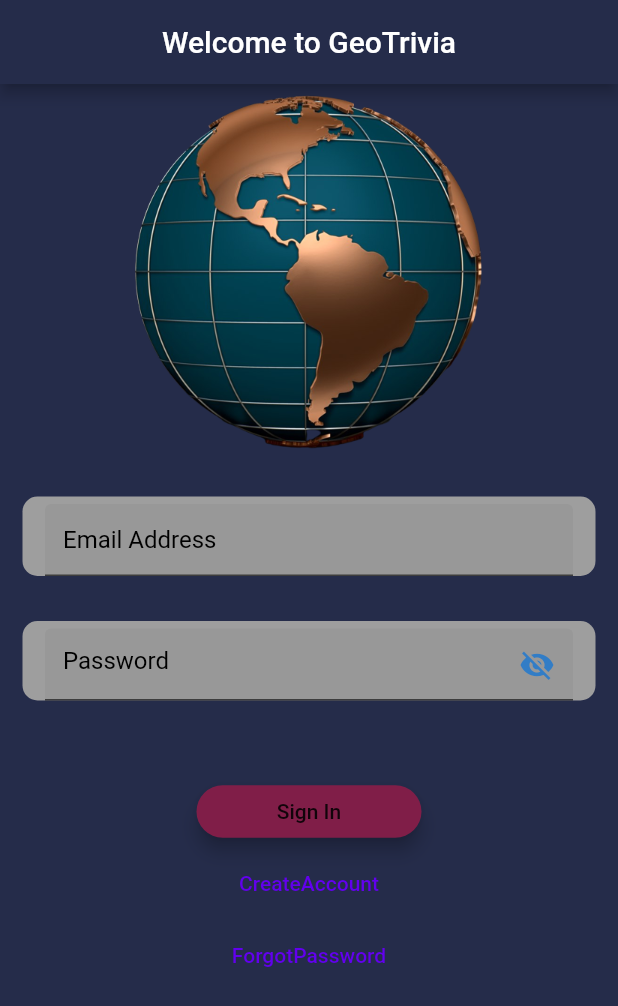
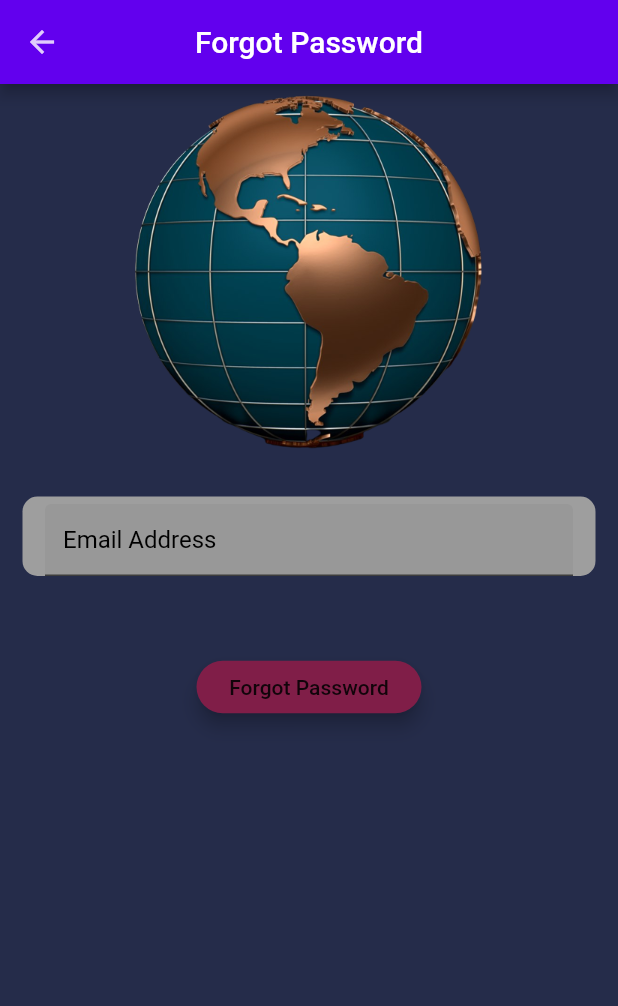
Before and after one commit to Pauliebags/GeoTrivia, a Flutter app: the screen it shows after launch, after a tap on "ForgotPassword", on a phone screen of 412 x 824 dp. Shown: the top 1006 px of the screen. Run offline on Flutter 3.47's test engine with Material 2 defaults, Android fonts, the phone set to English and light mode, and no system bars; our stand-ins replace audioplayers, cloud_firestore, firebase_auth, firebase_core, firebase_crashlytics, fluttertoast and 6 more; missing offline and left inert: country_codes, flag, games_services; accounts and stored records are empty.

Commit message:
fix flag and add forgot screen

```diff
--- a/lib/main.dart
+++ b/lib/main.dart
@@ -18,6 +18,7 @@ import 'package:go_router/go_router.dart';
 import 'package:logging/logging.dart';
 import 'package:provider/provider.dart';
 
+import 'src/Forgot_Password/Forgot_Password_Screen.dart';
 import 'src/ads/ads_controller.dart';
 import 'src/app_lifecycle/app_lifecycle.dart';
 import 'src/audio/audio_controller.dart';
@@ -25,6 +26,7 @@ import 'src/crashlytics/crashlytics.dart';
 import 'src/games_services/games_services.dart';
 import 'src/games_services/score.dart';
 import 'src/in_app_purchase/in_app_purchase.dart';
+import 'src/leaderboard/leaderboard_screen.dart';
 import 'src/level_selection/level_selection_screen.dart';
 import 'src/level_selection/levels.dart';
 import 'src/main_menu/main_menu_screen.dart';
@@ -42,6 +44,7 @@ import 'src/style/snack_bar.dart';
 import 'src/win_game/win_game_screen.dart';
 
 Future<void> main() async {
+  Provider.debugCheckInvalidValueType = null;
   // To enable Firebase Crashlytics, uncomment the following lines and
   // the import statements at the top of this file.
   // See the 'Crashlytics' section of the main README.md file for details.
@@ -149,6 +152,7 @@ class MyApp extends StatelessWidget {
       });
     },
     routes: [
+      GoRoute(path: '/ForgotPassword',builder: (context,state)=> ForgotPasswordScreen()),
       GoRoute(
           path: '/CreateAccount',
           builder: (context, state) => CreateAccountScreen()),
@@ -159,6 +163,7 @@ class MyApp extends StatelessWidget {
             GoRoute(
                 path: 'CreateAccount',
                 builder: (context, state) => CreateAccountScreen()),
+
           ]),
       GoRoute(
           path: '/',
@@ -183,6 +188,9 @@ class MyApp extends StatelessWidget {
                       child: ProfileScreen(),
                       color: context.watch<Palette>().backgroundLevelSelection,
                     )),
+            GoRoute(path: 'leaderBoard',
+              builder:(context, state) => LeaderBoard(),
+            ),
           ]),
     ],
   );
--- a/lib/src/Create_Account/Create_Account_Screen.dart
+++ b/lib/src/Create_Account/Create_Account_Screen.dart
@@ -328,6 +328,7 @@ class _CreateAccountScreenState extends State<CreateAccountScreen> {
                       'UserEmail': emailaddress.text,
                       'UserCountry': placemarks[0].country,
                       'CountryCode': deviceLocale!.countryCode,
+                      'Point':0,
                     });
                     //// after save the value go to main screen (the root)
                     //// use Go_Router Function to go to this screen
--- a/lib/src/Forgot_Password/Forgot_Password_Screen.dart
+++ b/lib/src/Forgot_Password/Forgot_Password_Screen.dart
@@ -0,0 +1,135 @@
+import 'package:cloud_firestore/cloud_firestore.dart';
+import 'package:firebase_auth/firebase_auth.dart';
+import 'package:flutter/material.dart';
+import 'package:fluttertoast/fluttertoast.dart';
+import 'package:go_router/go_router.dart';
+
+import '../Questions/ui/shared/color.dart';
+
+class ForgotPasswordScreen extends StatefulWidget {
+  const ForgotPasswordScreen({Key? key}) : super(key: key);
+
+  @override
+  State<ForgotPasswordScreen> createState() => _ForgotPasswordScreenState();
+}
+
+class _ForgotPasswordScreenState extends State<ForgotPasswordScreen> {
+  final formkey = GlobalKey<FormState>();
+  TextEditingController email = TextEditingController();
+  @override
+  Widget build(BuildContext context) {
+    return Scaffold(
+
+      appBar: AppBar(
+        leading: IconButton(onPressed: ()=>context.go('/signin'), icon: Icon(Icons.arrow_back)),
+        centerTitle: true,
+        title: Text('Forgot Password'),
+      ),
+      backgroundColor: AppColor.pripmaryColor,
+      body: Form(
+        key: formkey,
+        child: SingleChildScrollView(
+          child: Column(
+            mainAxisAlignment: MainAxisAlignment.center,
+            children: [
+              Image.asset('assets/images/geotrivia.jpg',
+                  width: 250.0, height: 250.0),
+              SizedBox(
+                height: 10,
+              ),
+              Padding(
+                padding: const EdgeInsets.all(15.0),
+                child: Container(
+                  decoration: BoxDecoration(
+                    color: Colors.grey,
+                    borderRadius: new BorderRadius.circular(10.0),
+                  ),
+                  child: Padding(
+                    padding: EdgeInsets.only(left: 15, right: 15, top: 5),
+                    child: TextFormField(
+                      validator: (value) {
+                        if (value!.isEmpty) {
+                          return 'Please Enter YOur Email Address';
+                        }
+                      },
+                      controller: email,
+                      decoration: InputDecoration(
+                        hintText: 'Email Address',
+                        hintStyle: TextStyle(color: Colors.black),
+                        filled: true,
+                      ),
+                      keyboardType: TextInputType.name,
+                    ),
+                  ),
+                ),
+              ),
+              SizedBox(
+                height: 30,
+              ),
+              Padding(
+                padding: EdgeInsets.fromLTRB(0.0, 5.0, 0.0, 0.0),
+                child: MaterialButton(
+                  shape: RoundedRectangleBorder(
+                      borderRadius: BorderRadius.all(Radius.circular(20.0))),
+                  elevation: 5.0,
+                  minWidth: 150.0,
+                  height: 35,
+                  color: Color(0xFF801E48),
+                  onPressed: () async {
+                    //  context.go('/');
+
+                    if (!formkey.currentState!.validate()) {
+                      return;
+                    }
+                    formkey.currentState!.save();
+                    try {
+                      await FirebaseAuth.instance
+                          .sendPasswordResetEmail(email: email.text)
+                          .then((value) => context.go('/signin'));
+                    } on FirebaseException catch (e) {
+                      if (e.code == 'user-not-found') {
+                        //use method toast
+                        // Fluttertoast.showToast(
+                        //     msg: "user not found ",
+                        //     toastLength: Toast.LENGTH_SHORT,
+                        //     gravity: ToastGravity.BOTTOM,
+                        //     timeInSecForIosWeb: 1,
+                        //     backgroundColor: Colors.grey,
+                        //     textColor: Colors.black,
+                        //     fontSize: 16.0
+                        // );
+                      } else if (e.code == 'wrong-password') {
+                        // Fluttertoast.showToast(
+                        //     msg: "Wrong Password",
+                        //     toastLength: Toast.LENGTH_SHORT,
+                        //     gravity: ToastGravity.BOTTOM,
+                        //     timeInSecForIosWeb: 1,
+                        //     backgroundColor: Colors.grey,
+                        //     textColor: Colors.black,
+                        //     fontSize: 16.0
+                        // );
+                      }
+                    } catch (e) {
+                      Fluttertoast.showToast(
+                          msg: "An unknown error occured",
+                          toastLength: Toast.LENGTH_SHORT,
+                          gravity: ToastGravity.CENTER,
+                          timeInSecForIosWeb: 1,
+                          backgroundColor: Colors.red,
+                          textColor: Colors.white,
+                          fontSize: 16.0
+                      );
+                    }
+
+
+                  },
+                  child: Text('Forgot Password'),
+                ),
+              ),
+            ],
+          ),
+        ),
+      ),
+    );
+  }
+}
--- a/lib/src/Profile_Screen/Profile_Screen.dart
+++ b/lib/src/Profile_Screen/Profile_Screen.dart
@@ -122,7 +122,7 @@ class _ProfileScreenState extends State<ProfileScreen> {
                     ),
                   ),
                 ),
-                Text(data['UserPhone'].toString()),
+
                 Text(
                   'Email',
                   style: TextStyle(
--- a/lib/src/Questions/Asia_Questions.dart
+++ b/lib/src/Questions/Asia_Questions.dart
@@ -1,5 +1,3 @@
-import 'package:flag/flag_enum.dart';
-import 'package:flag/flag_widget.dart';
 import 'model/question_model.dart';
 
 List<QuestionModel> asQuestions=[
--- a/lib/src/Questions/North_America_Questions.dart
+++ b/lib/src/Questions/North_America_Questions.dart
@@ -5,6 +5,8 @@ import 'model/question_model.dart';
 List<QuestionModel> naQuestions=[
 
         QuestionModel(
+              flag: Flag.fromCode(
+                  FlagsCode.KI,height: 100,width: double.infinity),
             question:
       "What is the tallest mountain in the North America?",
 answers: {
--- a/lib/src/Questions/screens/main_menu.dart
+++ b/lib/src/Questions/screens/main_menu.dart
@@ -10,13 +10,14 @@ import '../ui/shared/color.dart';
 dynamic dropdownvalue = 'Europe';
 // List of items in our dropdown menu
 var items = [
-  'Europe',
+
   'North America',
   'South America',
   'Africa',
   'Asia',
   'Oceania',
   'World Flags',
+  'Europe',
 ];
 
 class MainMenu extends StatefulWidget {
--- a/lib/src/signin/sign_in_screen.dart
+++ b/lib/src/signin/sign_in_screen.dart
@@ -6,6 +6,9 @@ import 'package:game_template/src/Questions/ui/shared/color.dart';
 import 'package:go_router/go_router.dart';
 import 'package:firebase_auth/firebase_auth.dart';
 import 'package:fluttertoast/fluttertoast.dart';
+import 'package:provider/provider.dart';
+
+import '../settings/settings.dart';
 bool _passwordInVisible = true; //a boolean value
 final formkey = GlobalKey<FormState>();
 TextEditingController userName = TextEditingController();
@@ -19,13 +22,27 @@ class SignInScreen extends StatefulWidget {
 }
 
 class _SignInScreenState extends State<SignInScreen> {
+
   @override
   Widget build(BuildContext context) {
+    final settingsController = context.watch<SettingsController>();
     return Scaffold(
       appBar: AppBar(
         centerTitle: true,
         backgroundColor: AppColor.pripmaryColor,
         title: Text('Welcome to GeoTrivia'),
+        actions: [
+          ValueListenableBuilder<bool>(
+            valueListenable: settingsController.muted,
+            builder: (context, muted, child) {
+              return IconButton(
+                onPressed: () => settingsController.toggleMuted(),
+                icon: Icon(muted ? Icons.volume_off : Icons.volume_up),
+              );
+            },
+          ),
+
+        ],
       ),
       backgroundColor: AppColor.pripmaryColor,
       body: Form(
@@ -184,7 +201,7 @@ class _SignInScreenState extends State<SignInScreen> {
               ),
               TextButton(
                 onPressed: () {
-                  //  context.go('/ForgotPassword');
+                   GoRouter.of(context).go('/ForgotPassword');
                 },
                 child: Text('ForgotPassword'),
                 style: ButtonStyle(),
```
Also changed, not shown: lib/src/Questions/Africa_questions.dart (+8 -5 lines), lib/src/Questions/Europe_Questions.dart (+10 -21 lines), lib/src/Questions/data/questions_example.dart (+55 -0 lines), lib/src/Questions/flag_question_template.dart (+96 -125 lines), lib/src/Questions/screens/quizz_screen.dart (+27 -14 lines), lib/src/Questions/screens/result_screen.dart (+12 -2 lines), lib/src/leaderboard/leaderboard_screen.dart (added, +60 -0 lines), lib/src/main_menu/main_menu_screen.dart (+8 -0 lines).
